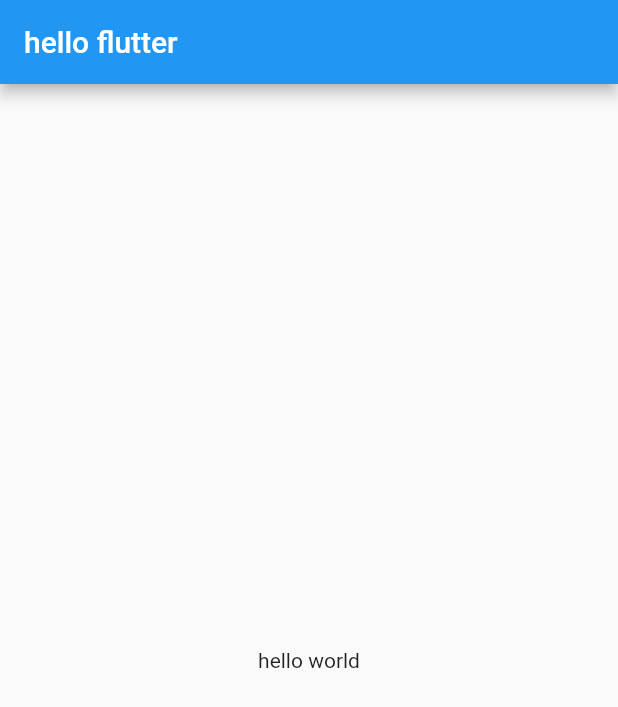
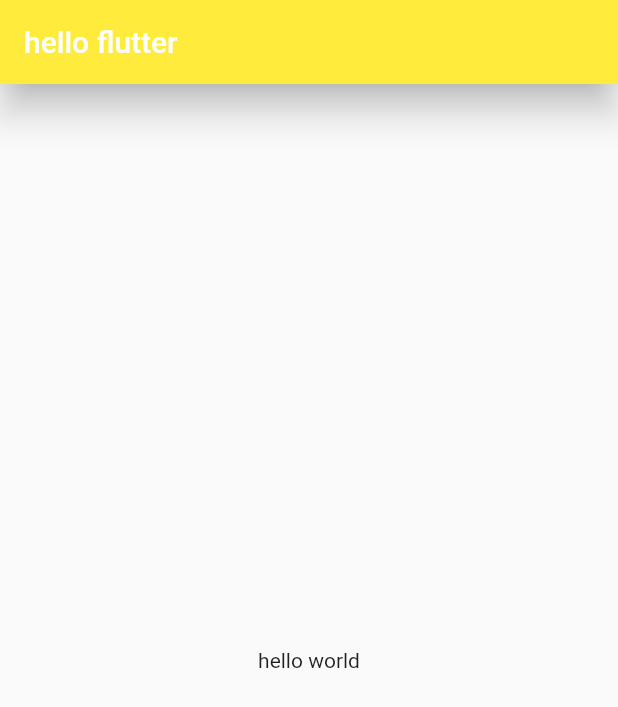
Before and after one commit to didtlrhks/FlutterEX, a Flutter app: the screen it shows after launch, on a phone screen of 412 x 824 dp. Shown: the top 707 px of the screen. Run offline on Flutter 3.47's test engine with Material 2 defaults, Android fonts, the phone set to English and light mode, and no system bars.

Commit message:
elevation, background etc..

```diff
--- a/lib/main.dart
+++ b/lib/main.dart
@@ -12,6 +12,8 @@ class APP extends StatelessWidget {
       home: Scaffold(
         appBar: AppBar(
           title: Text("hello flutter"),
+          backgroundColor: Colors.yellow,
+          elevation: 10,
         ),
         body: Center(
           child: Text("hello world"),
```
